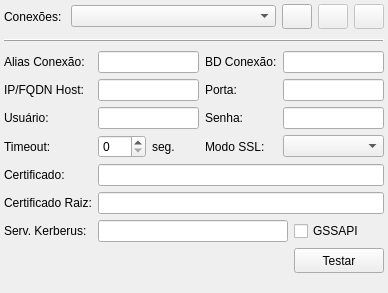
The window that pgmodeler_ui/ui/confconexoeswidget.ui (erdincay/pgmodeler-old) describes before a commit, drawn with Qt 5.
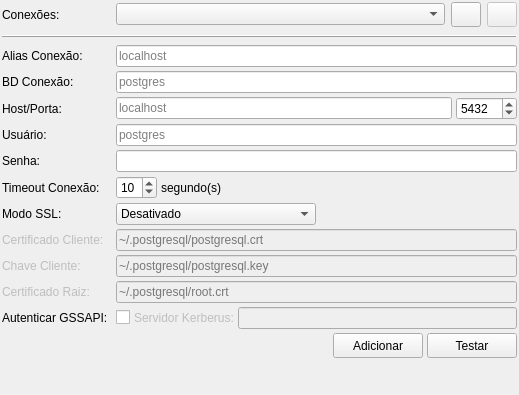
The same window after the commit. Icons and pictures are not drawn.

Diff of the .ui file:
```diff
--- a/pgmodeler_ui/ui/confconexoeswidget.ui
+++ b/pgmodeler_ui/ui/confconexoeswidget.ui
@@ -6,8 +6,8 @@
    <rect>
     <x>0</x>
     <y>0</y>
-    <width>388</width>
-    <height>293</height>
+    <width>519</width>
+    <height>395</height>
    </rect>
   </property>
   <property name="windowTitle">
@@ -15,17 +15,23 @@
   </property>
   <layout class="QGridLayout" name="gridLayout">
    <property name="margin">
+    <number>2</number>
+   </property>
+   <property name="spacing">
     <number>4</number>
    </property>
-   <item row="0" column="0">
+   <item row="0" column="0" colspan="2">
     <widget class="QLabel" name="label_25">
      <property name="text">
       <string>Conexões:</string>
      </property>
     </widget>
    </item>
-   <item row="0" column="1" colspan="5">
+   <item row="0" column="2" colspan="3">
     <layout class="QHBoxLayout" name="horizontalLayout_6">
+     <property name="spacing">
+      <number>6</number>
+     </property>
      <item>
       <widget class="QComboBox" name="comboBox_5"/>
      </item>
@@ -71,36 +77,13 @@
        </property>
        <property name="icon">
         <iconset resource="../res/resources.qrc">
-         <normaloff>:/icones/icones/remover.png</normaloff>:/icones/icones/remover.png</iconset>
-       </property>
-      </widget>
-     </item>
-     <item>
-      <widget class="QToolButton" name="editar_tb">
-       <property name="enabled">
-        <bool>false</bool>
-       </property>
-       <property name="minimumSize">
-        <size>
-         <width>30</width>
-         <height>25</height>
-        </size>
-       </property>
-       <property name="toolTip">
-        <string>Editar Item</string>
-       </property>
-       <property name="text">
-        <string/>
-       </property>
-       <property name="icon">
-        <iconset resource="../res/resources.qrc">
-         <normaloff>:/icones/icones/editar.png</normaloff>:/icones/icones/editar.png</iconset>
+         <normaloff>:/icones/icones/excluir.png</normaloff>:/icones/icones/excluir.png</iconset>
        </property>
       </widget>
      </item>
     </layout>
    </item>
-   <item row="1" column="0" colspan="6">
+   <item row="1" column="0" colspan="5">
     <widget class="QFrame" name="frame_3">
      <property name="minimumSize">
       <size>
@@ -117,176 +100,440 @@
     </widget>
    </item>
    <item row="2" column="0" colspan="2">
-    <widget class="QLabel" name="label_14">
+    <widget class="QLabel" name="alias_lbl">
+     <property name="sizePolicy">
+      <sizepolicy hsizetype="Fixed" vsizetype="Preferred">
+       <horstretch>0</horstretch>
+       <verstretch>0</verstretch>
+      </sizepolicy>
+     </property>
      <property name="text">
       <string>Alias Conexão:</string>
      </property>
     </widget>
    </item>
-   <item row="2" column="2">
-    <widget class="QLineEdit" name="lineEdit"/>
+   <item row="2" column="2" colspan="3">
+    <widget class="QLineEdit" name="alias_edt">
+     <property name="minimumSize">
+      <size>
+       <width>0</width>
+       <height>0</height>
+      </size>
+     </property>
+     <property name="placeholderText">
+      <string>localhost</string>
+     </property>
+    </widget>
    </item>
-   <item row="2" column="3">
+   <item row="3" column="0">
     <widget class="QLabel" name="label_18">
+     <property name="sizePolicy">
+      <sizepolicy hsizetype="Fixed" vsizetype="Preferred">
+       <horstretch>0</horstretch>
+       <verstretch>0</verstretch>
+      </sizepolicy>
+     </property>
      <property name="text">
       <string>BD Conexão:</string>
      </property>
     </widget>
    </item>
-   <item row="2" column="4" colspan="2">
-    <widget class="QLineEdit" name="lineEdit_6"/>
-   </item>
-   <item row="3" column="0" colspan="2">
-    <widget class="QLabel" name="label_13">
-     <property name="text">
-      <string>IP/FQDN Host:</string>
+   <item row="3" column="2" colspan="3">
+    <widget class="QLineEdit" name="lineEdit_6">
+     <property name="sizePolicy">
+      <sizepolicy hsizetype="Preferred" vsizetype="Fixed">
+       <horstretch>0</horstretch>
+       <verstretch>0</verstretch>
+      </sizepolicy>
      </property>
-    </widget>
-   </item>
-   <item row="3" column="2">
-    <widget class="QLineEdit" name="lineEdit_2"/>
-   </item>
-   <item row="3" column="3">
-    <widget class="QLabel" name="label_15">
      <property name="text">
-      <string>Porta:</string>
+      <string/>
      </property>
+     <property name="placeholderText">
+      <string>postgres</string>
+     </property>
     </widget>
    </item>
-   <item row="3" column="4" colspan="2">
-    <widget class="QLineEdit" name="lineEdit_3"/>
-   </item>
    <item row="4" column="0">
+    <widget class="QLabel" name="label_13">
+     <property name="sizePolicy">
+      <sizepolicy hsizetype="Fixed" vsizetype="Preferred">
+       <horstretch>0</horstretch>
+       <verstretch>0</verstretch>
+      </sizepolicy>
+     </property>
+     <property name="text">
+      <string>Host/Porta:</string>
+     </property>
+    </widget>
+   </item>
+   <item row="4" column="2" colspan="3">
+    <layout class="QHBoxLayout" name="horizontalLayout">
+     <item>
+      <widget class="QLineEdit" name="lineEdit_2">
+       <property name="minimumSize">
+        <size>
+         <width>0</width>
+         <height>0</height>
+        </size>
+       </property>
+       <property name="text">
+        <string/>
+       </property>
+       <property name="placeholderText">
+        <string>localhost</string>
+       </property>
+      </widget>
+     </item>
+     <item>
+      <widget class="QSpinBox" name="spinBox">
+       <property name="minimum">
+        <number>1025</number>
+       </property>
+       <property name="maximum">
+        <number>65535</number>
+       </property>
+       <property name="value">
+        <number>5432</number>
+       </property>
+      </widget>
+     </item>
+    </layout>
+   </item>
+   <item row="5" column="0">
     <widget class="QLabel" name="label_16">
+     <property name="sizePolicy">
+      <sizepolicy hsizetype="Fixed" vsizetype="Preferred">
+       <horstretch>0</horstretch>
+       <verstretch>0</verstretch>
+      </sizepolicy>
+     </property>
      <property name="text">
       <string>Usuário:</string>
      </property>
     </widget>
    </item>
-   <item row="4" column="2">
-    <widget class="QLineEdit" name="lineEdit_4"/>
+   <item row="5" column="2" colspan="3">
+    <widget class="QLineEdit" name="lineEdit_4">
+     <property name="minimumSize">
+      <size>
+       <width>0</width>
+       <height>0</height>
+      </size>
+     </property>
+     <property name="text">
+      <string/>
+     </property>
+     <property name="placeholderText">
+      <string>postgres</string>
+     </property>
+    </widget>
    </item>
-   <item row="4" column="3">
+   <item row="6" column="0">
     <widget class="QLabel" name="label_17">
+     <property name="sizePolicy">
+      <sizepolicy hsizetype="Fixed" vsizetype="Preferred">
+       <horstretch>0</horstretch>
+       <verstretch>0</verstretch>
+      </sizepolicy>
+     </property>
      <property name="text">
       <string>Senha:</string>
      </property>
     </widget>
    </item>
-   <item row="4" column="4" colspan="2">
+   <item row="6" column="2" colspan="3">
     <widget class="QLineEdit" name="lineEdit_5"/>
    </item>
-   <item row="5" column="0">
+   <item row="7" column="0">
     <widget class="QLabel" name="label_23">
+     <property name="sizePolicy">
+      <sizepolicy hsizetype="Fixed" vsizetype="Preferred">
+       <horstretch>0</horstretch>
+       <verstretch>0</verstretch>
+      </sizepolicy>
+     </property>
      <property name="text">
-      <string>Timeout:</string>
+      <string>Timeout Conexão:</string>
      </property>
     </widget>
    </item>
-   <item row="5" column="2">
+   <item row="7" column="2" colspan="2">
     <layout class="QHBoxLayout" name="horizontalLayout_7">
      <item>
-      <widget class="QSpinBox" name="spinBox_7"/>
+      <widget class="QSpinBox" name="spinBox_7">
+       <property name="value">
+        <number>10</number>
+       </property>
+      </widget>
      </item>
      <item>
       <widget class="QLabel" name="label_24">
+       <property name="sizePolicy">
+        <sizepolicy hsizetype="Expanding" vsizetype="Preferred">
+         <horstretch>0</horstretch>
+         <verstretch>0</verstretch>
+        </sizepolicy>
+       </property>
        <property name="text">
-        <string>seg.</string>
+        <string>segundo(s)</string>
        </property>
       </widget>
      </item>
     </layout>
    </item>
-   <item row="5" column="3">
+   <item row="8" column="0">
     <widget class="QLabel" name="label_19">
+     <property name="sizePolicy">
+      <sizepolicy hsizetype="Fixed" vsizetype="Preferred">
+       <horstretch>0</horstretch>
+       <verstretch>0</verstretch>
+      </sizepolicy>
+     </property>
      <property name="text">
       <string>Modo SSL:</string>
      </property>
     </widget>
    </item>
-   <item row="5" column="4" colspan="2">
-    <widget class="QComboBox" name="comboBox_4"/>
+   <item row="8" column="2" colspan="2">
+    <widget class="QComboBox" name="comboBox_4">
+     <property name="minimumSize">
+      <size>
+       <width>200</width>
+       <height>0</height>
+      </size>
+     </property>
+     <item>
+      <property name="text">
+       <string>Desativado</string>
+      </property>
+     </item>
+     <item>
+      <property name="text">
+       <string>Permitir</string>
+      </property>
+     </item>
+     <item>
+      <property name="text">
+       <string>Requerido</string>
+      </property>
+     </item>
+     <item>
+      <property name="text">
+       <string>Verificação de AC</string>
+      </property>
+     </item>
+     <item>
+      <property name="text">
+       <string>Verificação Completa</string>
+      </property>
+     </item>
+    </widget>
    </item>
-   <item row="6" column="0">
+   <item row="8" column="4">
+    <spacer name="horizontalSpacer_2">
+     <property name="orientation">
+      <enum>Qt::Horizontal</enum>
+     </property>
+     <property name="sizeHint" stdset="0">
+      <size>
+       <width>40</width>
+       <height>20</height>
+      </size>
+     </property>
+    </spacer>
+   </item>
+   <item row="9" column="0">
     <widget class="QLabel" name="label_20">
+     <property name="enabled">
+      <bool>false</bool>
+     </property>
+     <property name="sizePolicy">
+      <sizepolicy hsizetype="Fixed" vsizetype="Preferred">
+       <horstretch>0</horstretch>
+       <verstretch>0</verstretch>
+      </sizepolicy>
+     </property>
      <property name="text">
-      <string>Certificado:</string>
+      <string>Certificado Cliente:</string>
      </property>
     </widget>
    </item>
-   <item row="6" column="2" colspan="4">
-    <widget class="QLineEdit" name="lineEdit_7"/>
+   <item row="9" column="2" colspan="3">
+    <widget class="QLineEdit" name="lineEdit_7">
+     <property name="enabled">
+      <bool>false</bool>
+     </property>
+     <property name="text">
+      <string/>
+     </property>
+     <property name="placeholderText">
+      <string>~/.postgresql/postgresql.crt</string>
+     </property>
+    </widget>
    </item>
-   <item row="7" column="0" colspan="2">
+   <item row="10" column="0" colspan="2">
+    <widget class="QLabel" name="label_26">
+     <property name="enabled">
+      <bool>false</bool>
+     </property>
+     <property name="sizePolicy">
+      <sizepolicy hsizetype="Fixed" vsizetype="Preferred">
+       <horstretch>0</horstretch>
+       <verstretch>0</verstretch>
+      </sizepolicy>
+     </property>
+     <property name="text">
+      <string>Chave Cliente:</string>
+     </property>
+    </widget>
+   </item>
+   <item row="10" column="2" colspan="3">
+    <widget class="QLineEdit" name="lineEdit_10">
+     <property name="enabled">
+      <bool>false</bool>
+     </property>
+     <property name="text">
+      <string/>
+     </property>
+     <property name="placeholderText">
+      <string>~/.postgresql/postgresql.key</string>
+     </property>
+    </widget>
+   </item>
+   <item row="11" column="0" colspan="2">
     <widget class="QLabel" name="label_21">
+     <property name="enabled">
+      <bool>false</bool>
+     </property>
+     <property name="sizePolicy">
+      <sizepolicy hsizetype="Fixed" vsizetype="Preferred">
+       <horstretch>0</horstretch>
+       <verstretch>0</verstretch>
+      </sizepolicy>
+     </property>
      <property name="text">
       <string>Certificado Raiz:</string>
      </property>
     </widget>
    </item>
-   <item row="7" column="2" colspan="4">
-    <widget class="QLineEdit" name="lineEdit_8"/>
-   </item>
-   <item row="8" column="0" colspan="2">
-    <widget class="QLabel" name="label_22">
-     <property name="text">
-      <string>Serv. Kerberus:</string>
+   <item row="11" column="2" colspan="3">
+    <widget class="QLineEdit" name="lineEdit_8">
+     <property name="enabled">
+      <bool>false</bool>
      </property>
-    </widget>
-   </item>
-   <item row="8" column="2" colspan="3">
-    <widget class="QLineEdit" name="lineEdit_9"/>
-   </item>
-   <item row="8" column="5">
-    <widget class="QCheckBox" name="checkBox_6">
-     <property name="sizePolicy">
-      <sizepolicy hsizetype="Fixed" vsizetype="Fixed">
-       <horstretch>0</horstretch>
-       <verstretch>0</verstretch>
-      </sizepolicy>
-     </property>
      <property name="text">
-      <string>GSSAPI</string>
+      <string/>
      </property>
+     <property name="placeholderText">
+      <string>~/.postgresql/root.crt</string>
+     </property>
     </widget>
    </item>
-   <item row="9" column="0" colspan="5">
-    <spacer name="horizontalSpacer_2">
-     <property name="orientation">
-      <enum>Qt::Horizontal</enum>
-     </property>
-     <property name="sizeHint" stdset="0">
-      <size>
-       <width>281</width>
-       <height>22</height>
-      </size>
-     </property>
-    </spacer>
+   <item row="12" column="2" colspan="3">
+    <layout class="QHBoxLayout" name="horizontalLayout_2">
+     <item>
+      <widget class="QCheckBox" name="checkBox_6">
+       <property name="sizePolicy">
+        <sizepolicy hsizetype="Fixed" vsizetype="Fixed">
+         <horstretch>0</horstretch>
+         <verstretch>0</verstretch>
+        </sizepolicy>
+       </property>
+       <property name="text">
+        <string/>
+       </property>
+      </widget>
+     </item>
+     <item>
+      <widget class="QLabel" name="label_22">
+       <property name="enabled">
+        <bool>false</bool>
+       </property>
+       <property name="sizePolicy">
+        <sizepolicy hsizetype="Fixed" vsizetype="Preferred">
+         <horstretch>0</horstretch>
+         <verstretch>0</verstretch>
+        </sizepolicy>
+       </property>
+       <property name="text">
+        <string>Servidor Kerberus:</string>
+       </property>
+      </widget>
+     </item>
+     <item>
+      <widget class="QLineEdit" name="lineEdit_9">
+       <property name="enabled">
+        <bool>false</bool>
+       </property>
+      </widget>
+     </item>
+    </layout>
    </item>
-   <item row="9" column="5">
-    <widget class="QPushButton" name="pushButton">
-     <property name="minimumSize">
-      <size>
-       <width>90</width>
-       <height>25</height>
-      </size>
-     </property>
-     <property name="maximumSize">
-      <size>
-       <width>90</width>
-       <height>25</height>
-      </size>
-     </property>
-     <property name="text">
-      <string>Testar</string>
-     </property>
-     <property name="icon">
-      <iconset resource="../res/resources.qrc">
-       <normaloff>:/icones/icones/conexaobd.png</normaloff>:/icones/icones/conexaobd.png</iconset>
-     </property>
-    </widget>
+   <item row="13" column="0" colspan="5">
+    <layout class="QHBoxLayout" name="horizontalLayout_3">
+     <item>
+      <spacer name="horizontalSpacer">
+       <property name="orientation">
+        <enum>Qt::Horizontal</enum>
+       </property>
+       <property name="sizeHint" stdset="0">
+        <size>
+         <width>40</width>
+         <height>20</height>
+        </size>
+       </property>
+      </spacer>
+     </item>
+     <item>
+      <widget class="QPushButton" name="pushButton_2">
+       <property name="minimumSize">
+        <size>
+         <width>90</width>
+         <height>25</height>
+        </size>
+       </property>
+       <property name="maximumSize">
+        <size>
+         <width>90</width>
+         <height>25</height>
+        </size>
+       </property>
+       <property name="text">
+        <string>Adicionar</string>
+       </property>
+       <property name="icon">
+        <iconset resource="../res/resources.qrc">
+         <normaloff>:/icones/icones/adicionar.png</normaloff>:/icones/icones/adicionar.png</iconset>
+       </property>
+      </widget>
+     </item>
+     <item>
+      <widget class="QPushButton" name="pushButton">
+       <property name="minimumSize">
+        <size>
+         <width>90</width>
+         <height>25</height>
+        </size>
+       </property>
+       <property name="maximumSize">
+        <size>
+         <width>90</width>
+         <height>25</height>
+        </size>
+       </property>
+       <property name="text">
+        <string>Testar</string>
+       </property>
+       <property name="icon">
+        <iconset resource="../res/resources.qrc">
+         <normaloff>:/icones/icones/conexaobd.png</normaloff>:/icones/icones/conexaobd.png</iconset>
+       </property>
+      </widget>
+     </item>
+    </layout>
    </item>
-   <item row="10" column="0">
+   <item row="14" column="0">
     <spacer name="verticalSpacer_4">
      <property name="orientation">
       <enum>Qt::Vertical</enum>
@@ -299,6 +546,13 @@
      </property>
     </spacer>
    </item>
+   <item row="12" column="0">
+    <widget class="QLabel" name="label">
+     <property name="text">
+      <string>Autenticar GSSAPI:</string>
+     </property>
+    </widget>
+   </item>
   </layout>
  </widget>
  <resources>
```
Left out of the diff: 6 changed lines with no effect on the pictures.
